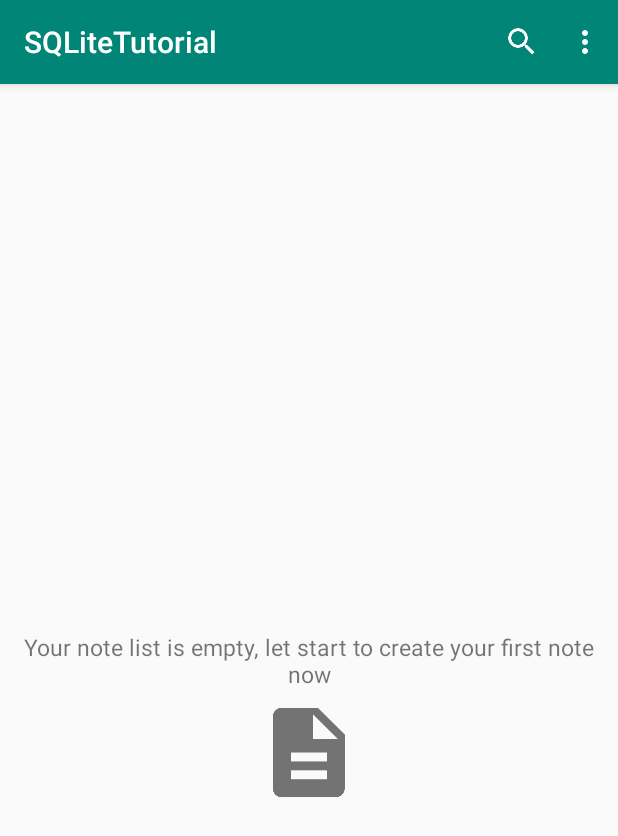
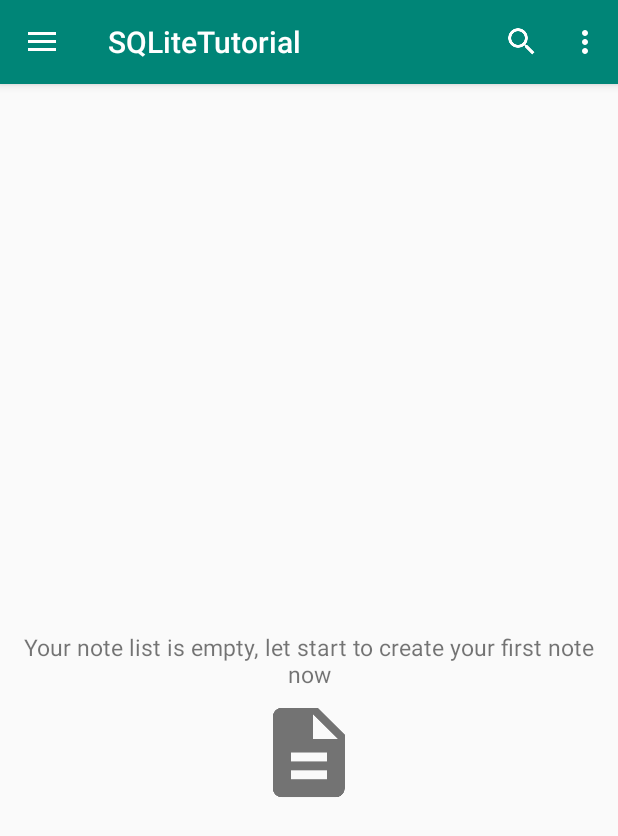
Before and after one commit to daidv2/android-sqlite-example1, an Android app: the screen it shows after launch (ActionBar), on a phone screen of 412 x 824 dp. Shown: the top 836 px of the screen. Run offline under Robolectric (Android 15) with nearby library versions, the phone set to English and light mode, and no system bars.

Commit message:
Navigation Drawer:   widget.DrawerLayout + widget.NavigationView

```diff
--- a/app/build.gradle
+++ b/app/build.gradle
@@ -25,4 +25,5 @@ dependencies {
     testImplementation 'junit:junit:4.12'
     androidTestImplementation 'com.android.support.test:runner:1.0.2'
     androidTestImplementation 'com.android.support.test.espresso:espresso-core:3.0.2'
+    implementation 'com.android.support:design:28.0.0'
 }
--- a/app/src/main/java/net/xuanthulab/sqlitetutorial/ActionBar.java
+++ b/app/src/main/java/net/xuanthulab/sqlitetutorial/ActionBar.java
@@ -1,16 +1,47 @@
 package net.xuanthulab.sqlitetutorial;
 
+import android.content.res.Configuration;
 import android.os.Bundle;
+import android.support.v4.widget.DrawerLayout;
+import android.support.v7.app.ActionBarDrawerToggle;
 import android.support.v7.app.AppCompatActivity;
 import android.view.Menu;
 import android.view.MenuItem;
 import android.widget.Toast;
 
 public class ActionBar extends AppCompatActivity {
+    private DrawerLayout drawerLayout;
+    private ActionBarDrawerToggle drawerToggle;
+
     @Override
     protected void onCreate(Bundle savedInstanceState) {
         super.onCreate(savedInstanceState);
         setContentView(R.layout.activity_action_bar);
+
+        drawerLayout = findViewById(R.id.activity_main_drawer);
+        // làm nhiệm vụ điều khiển việc đóng mở DrawerLayout
+        drawerToggle = new ActionBarDrawerToggle(this, drawerLayout, R.string.navigation_drawer_open, R.string.navigation_drawer_close);
+        drawerLayout.addDrawerListener(drawerToggle);
+
+        // set icon hamburger xuất hiện trên ActionBar
+        getSupportActionBar().setDisplayHomeAsUpEnabled(true);
+        getSupportActionBar().setHomeButtonEnabled(true);
+    }
+
+    @Override
+    protected void onPostCreate(Bundle savedInstanceState) {
+        super.onPostCreate(savedInstanceState);
+        // Sync the toggle state after onRestoreInstanceState has occurred.
+        drawerToggle.syncState();
+    }
+
+    // Một số cấu hình của thiết bị có thể thay đổi khi ứng dụng đang chạy (ví dụ: hướng màn hình).
+    // Khi có sự thay đổi này, Android sẽ khởi động lại Activity (onDestroy() sẽ được gọi,
+    // sau đó là onCreate()) để điều chỉnh phù hợp với cấu hình mới.
+    @Override
+    public void onConfigurationChanged(Configuration newConfig) {
+        super.onConfigurationChanged(newConfig);
+        drawerToggle.onConfigurationChanged(newConfig);
     }
 
     // nạp main_actions vào ActionBar của Activity
@@ -24,6 +55,10 @@ public class ActionBar extends AppCompatActivity {
     // bắt event khi bấm vào các menu
     @Override
     public boolean onOptionsItemSelected(MenuItem item) {
+        if (drawerToggle.onOptionsItemSelected(item)) {
+            return true;
+        }
+
         switch (item.getItemId()) {
             case R.id.search:
                 Toast.makeText(this, "Search button selected", Toast.LENGTH_SHORT).show();
--- a/app/src/main/res/layout/activity_action_bar.xml
+++ b/app/src/main/res/layout/activity_action_bar.xml
@@ -1,10 +1,17 @@
 <?xml version="1.0" encoding="utf-8"?>
+<android.support.v4.widget.DrawerLayout xmlns:android="http://schemas.android.com/apk/res/android"
+    xmlns:app="http://schemas.android.com/apk/res-auto"
+    xmlns:tools="http://schemas.android.com/tools"
+    android:id="@+id/activity_main_drawer"
+    android:layout_width="match_parent"
+    android:layout_height="match_parent">
+
     <android.support.constraint.ConstraintLayout xmlns:android="http://schemas.android.com/apk/res/android"
         xmlns:app="http://schemas.android.com/apk/res-auto"
         xmlns:tools="http://schemas.android.com/tools"
         android:layout_width="match_parent"
         android:layout_height="match_parent"
-    tools:context=".MainActivity">
+        tools:context=".ActionBar">
 
         <TextView
             android:id="@+id/activity_main_tv_empty"
@@ -31,3 +38,104 @@
             app:srcCompat="@drawable/empty_note" />
 
     </android.support.constraint.ConstraintLayout>
+
+    <!-- Left Menu -->
+    <android.support.design.widget.NavigationView
+        android:layout_width="wrap_content"
+        android:layout_height="match_parent"
+        android:layout_gravity="start"
+        android:fitsSystemWindows="true">
+
+        <LinearLayout
+            android:layout_width="match_parent"
+            android:layout_height="match_parent"
+            android:background="@android:color/white"
+            android:orientation="vertical">
+
+            <!-- Header -->
+            <LinearLayout
+                android:layout_width="match_parent"
+                android:layout_height="@dimen/navigation_header_height"
+                android:background="@color/colorPrimary"
+                android:gravity="bottom"
+                android:orientation="vertical"
+                android:paddingLeft="@dimen/activity_horizontal_margin"
+                android:paddingTop="@dimen/activity_vertical_margin"
+                android:paddingRight="@dimen/activity_horizontal_margin"
+                android:paddingBottom="@dimen/activity_vertical_margin"
+                android:theme="@style/ThemeOverlay.AppCompat.Dark">
+
+                <ImageView
+                    android:id="@+id/activity_main_imv_avatar"
+                    android:layout_width="wrap_content"
+                    android:layout_height="wrap_content"
+                    android:paddingTop="@dimen/activity_vertical_margin"
+                    app:srcCompat="@mipmap/ic_launcher_round" />
+
+                <TextView
+                    android:id="@+id/activity_main_tv_user_name"
+                    android:layout_width="match_parent"
+                    android:layout_height="wrap_content"
+                    android:paddingTop="@dimen/activity_vertical_margin"
+                    android:text="Yellow Code"
+                    android:textAppearance="@style/TextAppearance.AppCompat.Body1" />
+
+                <TextView
+                    android:id="@+id/activity_main_tv_email"
+                    android:layout_width="wrap_content"
+                    android:layout_height="wrap_content"
+                    android:text="yellowcode.books@gmail.com" />
+
+            </LinearLayout>
+
+            <!-- Item Info -->
+            <LinearLayout
+                android:layout_width="match_parent"
+                android:layout_height="@dimen/navigation_item_height"
+                android:layout_marginTop="3dp"
+                android:background="@android:color/white"
+                android:gravity="center_vertical"
+                android:orientation="horizontal"
+                android:paddingLeft="@dimen/activity_horizontal_margin"
+                android:paddingRight="@dimen/activity_horizontal_margin">
+
+                <ImageView
+                    android:layout_width="@dimen/navigation_item_icon_size"
+                    android:layout_height="@dimen/navigation_item_icon_size"
+                    android:src="@drawable/ic_action_info" />
+
+                <TextView
+                    android:layout_width="match_parent"
+                    android:layout_height="wrap_content"
+                    android:layout_marginLeft="32dp"
+                    android:text="@string/menu_item_about_app" />
+
+            </LinearLayout>
+
+            <!-- Item Help -->
+            <LinearLayout
+                android:layout_width="match_parent"
+                android:layout_height="@dimen/navigation_item_height"
+                android:background="@android:color/white"
+                android:gravity="center_vertical"
+                android:orientation="horizontal"
+                android:paddingLeft="@dimen/activity_horizontal_margin"
+                android:paddingRight="@dimen/activity_horizontal_margin">
+
+                <ImageView
+                    android:layout_width="@dimen/navigation_item_icon_size"
+                    android:layout_height="@dimen/navigation_item_icon_size"
+                    android:src="@drawable/ic_action_help" />
+
+                <TextView
+                    android:layout_width="match_parent"
+                    android:layout_height="wrap_content"
+                    android:layout_marginLeft="32dp"
+                    android:text="@string/menu_item_help" />
+
+            </LinearLayout>
+
+        </LinearLayout>
+
+    </android.support.design.widget.NavigationView>
+</android.support.v4.widget.DrawerLayout>
--- a/app/src/main/res/values/dimens.xml
+++ b/app/src/main/res/values/dimens.xml
@@ -6,4 +6,7 @@
     <!-- Main Activity components -->
     <dimen name="empty_icon_width">60dp</dimen>
     <dimen name="empty_icon_height">60dp</dimen>
+    <dimen name="navigation_header_height">160dp</dimen>
+    <dimen name="navigation_item_height">48dp</dimen>
+    <dimen name="navigation_item_icon_size">24dp</dimen>
 </resources>
--- a/app/src/main/res/values/strings.xml
+++ b/app/src/main/res/values/strings.xml
@@ -9,4 +9,6 @@
 
     <!-- Main Screen -->
     <string name="mainscreen_empty_note">Your note list is empty, let start to create your first note now</string>
+    <string name="navigation_drawer_open" translatable="false">Open navigation drawer</string>
+    <string name="navigation_drawer_close" translatable="false">Close navigation drawer</string>
 </resources>
```
Also changed, not shown: app/src/main/res/drawable-hdpi/ic_action_help.png (added), app/src/main/res/drawable-hdpi/ic_action_info.png (added), app/src/main/res/drawable-mdpi/ic_action_help.png (added), app/src/main/res/drawable-mdpi/ic_action_info.png (added), app/src/main/res/drawable-xhdpi/ic_action_help.png (added), app/src/main/res/drawable-xhdpi/ic_action_info.png (added), app/src/main/res/drawable-xxhdpi/ic_action_help.png (added), app/src/main/res/drawable-xxhdpi/ic_action_info.png (added), app/src/main/res/drawable-xxxhdpi/ic_action_help.png (added), app/src/main/res/drawable-xxxhdpi/ic_action_info.png (added). Lines whose indentation alone changed are shown as unchanged.
